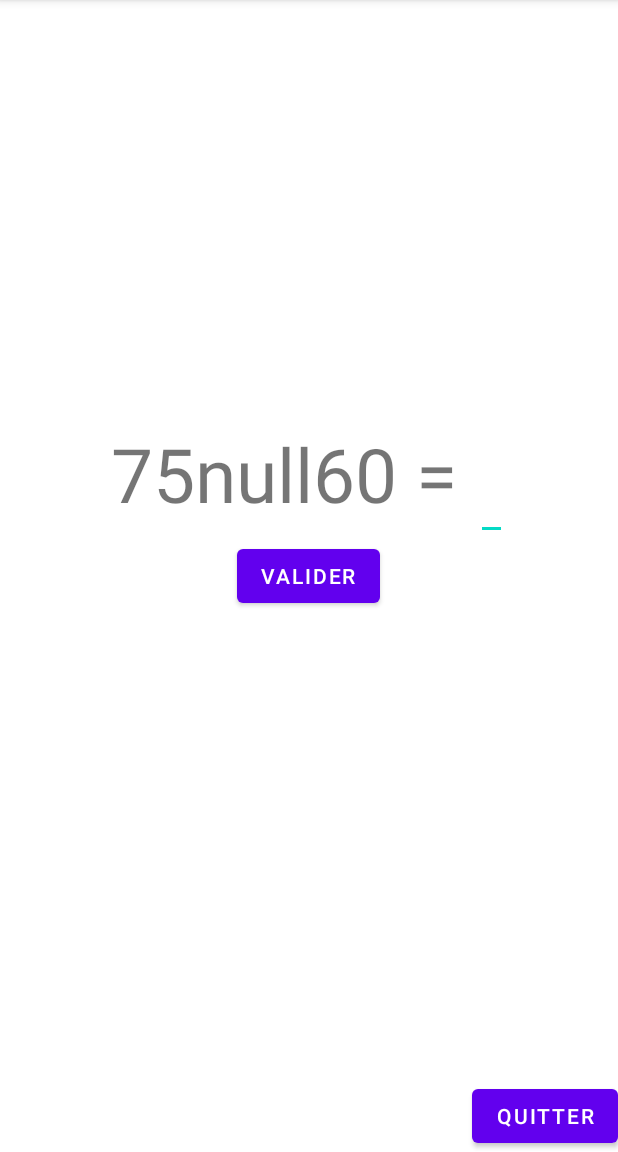
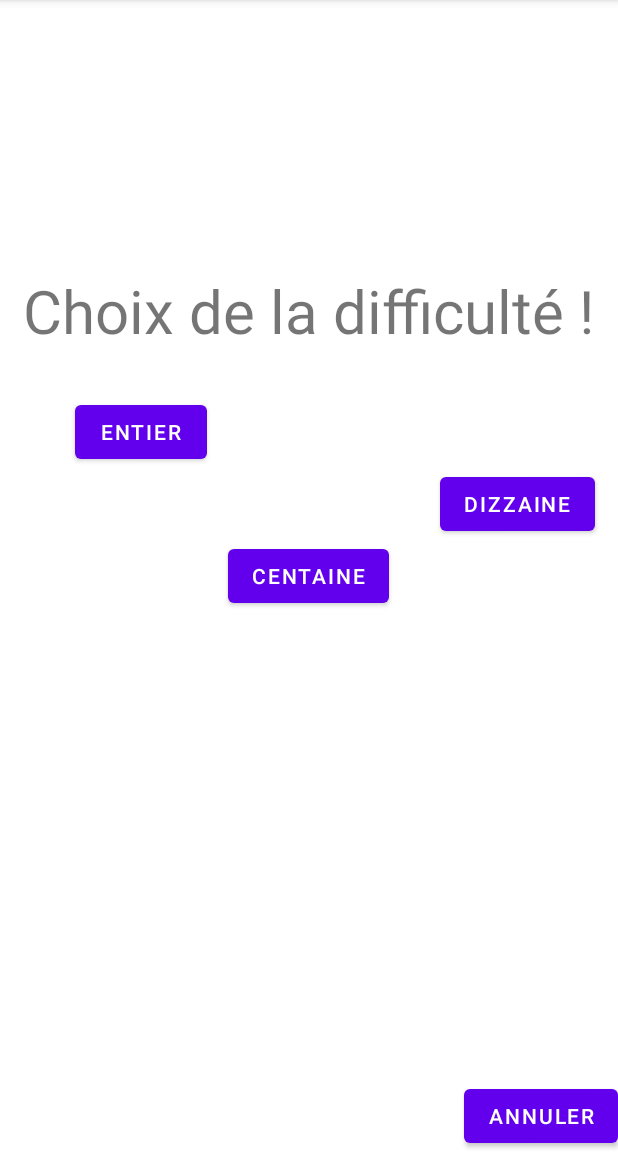
Before and after one commit to vaccras/MobileProject, an Android app: the resultatMathActivity screen opened directly, with no data from a screen before it, after a tap on "REJOUER", on a phone screen of 412 x 824 dp, the part 84-1236 px from its top. Run offline under Robolectric (Android 15) with nearby library versions, the phone set to English and light mode, and no system bars; 4 statements that could not run were skipped.

Commit message:
evolution, difficulte math + essai image background

```diff
--- a/project/app/src/main/AndroidManifest.xml
+++ b/project/app/src/main/AndroidManifest.xml
@@ -9,7 +9,9 @@
         android:roundIcon="@mipmap/ic_launcher_round"
         android:supportsRtl="true"
         android:theme="@style/Theme.Project">
-        <activity android:name=".ComparaisonActivity"></activity>
+        <activity android:name=".BorneActivity"></activity>
+        <activity android:name=".AideActivity" />
+        <activity android:name=".ComparaisonActivity" />
         <activity android:name=".As_CalculsActivity" />
         <activity android:name=".choixMathActivity" />
         <activity android:name=".resultatMathActivity" />
--- a/project/app/src/main/java/com/example/project/As_CalculsActivity.java
+++ b/project/app/src/main/java/com/example/project/As_CalculsActivity.java
@@ -25,17 +25,17 @@ import static java.lang.Math.max;
 import static java.lang.Math.min;
 
 public class As_CalculsActivity extends AppCompatActivity {
-    // recuperation de l'utilisateur
+    // recuperation de l'utilisateur si il n'est pas en anonyme
     public static final String PRENOM_KEY = "PRENOM";
     public static final String NOM_KEY = "NOM";
 
     //recuperation des choix utilisateurs
     public static final String TYPE = "TYPE";
-
-    LinearLayout linear;
+    public static final String DIFFICTULTE = "DIFFICTULTE";
 
     //choix utilisateur en local
     private String type;
+    private String difficulte;
     private String prenom;
     private String nom;
     private int increment = 0;
@@ -59,9 +59,11 @@ public class As_CalculsActivity extends AppCompatActivity {
         prenom = getIntent().getStringExtra(PRENOM_KEY);
         nom = getIntent().getStringExtra(NOM_KEY);
         type = getIntent().getStringExtra(TYPE);
+        difficulte = getIntent().getStringExtra(DIFFICTULTE);
+        Log.i("TAG", difficulte);
 
         //creation de l'operation en fonction de la table choisis et de l'operateur
-        op = new addSous(type, 1, 12);
+        op = new addSous(type, 1, 12, difficulte);
 
         calcul = findViewById(R.id.calcul);
         resultat = findViewById(R.id.resultat);
--- /dev/null
+++ b/project/app/src/main/java/com/example/project/BorneActivity.java
@@ -0,0 +1,49 @@
+package com.example.project;
+
+import androidx.appcompat.app.AppCompatActivity;
+
+import android.content.Intent;
+import android.os.Bundle;
+import android.view.View;
+
+public class BorneActivity extends AppCompatActivity {
+    public static final String PRENOM_KEY = "PRENOM";
+    public static final String NOM_KEY = "NOM";
+    public static final String TYPE = "TYPE";
+
+    @Override
+    protected void onCreate(Bundle savedInstanceState) {
+        super.onCreate(savedInstanceState);
+        setContentView(R.layout.activity_borne);
+    }
+
+    public void entier(View view) {
+        Intent intent = new Intent(this, As_CalculsActivity.class);
+        intent.putExtra(As_CalculsActivity.PRENOM_KEY, getIntent().getStringExtra(PRENOM_KEY));
+        intent.putExtra(As_CalculsActivity.NOM_KEY, getIntent().getStringExtra(NOM_KEY));
+        intent.putExtra(As_CalculsActivity.TYPE, getIntent().getStringExtra(TYPE));
+        intent.putExtra(As_CalculsActivity.DIFFICTULTE, "entier");
+        startActivity(intent);
+    }
+
+    public void dizaine(View view) {
+        Intent intent = new Intent(this, As_CalculsActivity.class);
+        intent.putExtra(As_CalculsActivity.PRENOM_KEY, getIntent().getStringExtra(PRENOM_KEY));
+        intent.putExtra(As_CalculsActivity.NOM_KEY, getIntent().getStringExtra(NOM_KEY));
+        intent.putExtra(As_CalculsActivity.TYPE, getIntent().getStringExtra(TYPE));
+        intent.putExtra(As_CalculsActivity.DIFFICTULTE, "dizaine");
+        startActivity(intent);
+    }
+
+    public void centaine(View view) {
+        Intent intent = new Intent(this, As_CalculsActivity.class);
+        intent.putExtra(As_CalculsActivity.PRENOM_KEY, getIntent().getStringExtra(PRENOM_KEY));
+        intent.putExtra(As_CalculsActivity.NOM_KEY, getIntent().getStringExtra(NOM_KEY));
+        intent.putExtra(As_CalculsActivity.TYPE, getIntent().getStringExtra(TYPE));
+        intent.putExtra(As_CalculsActivity.DIFFICTULTE, "centaine");
+        startActivity(intent);
+    }
+
+
+    public void retour(View view) {super.finish();}
+}
--- a/project/app/src/main/java/com/example/project/resultatMathActivity.java
+++ b/project/app/src/main/java/com/example/project/resultatMathActivity.java
@@ -27,10 +27,25 @@ public class resultatMathActivity extends AppCompatActivity {
         nom = getIntent().getStringExtra(NOM_KEY);
         type = getIntent().getStringExtra(TYPE_KEY);
 
+        TextView fel = findViewById(R.id.felicitation);
         if (!prenom.equals("anonyme") && !nom.equals("anonyme")){
-            TextView fel = findViewById(R.id.felicitation);
-            fel.setText("Felicitation " + prenom + " !!");
+            if(nbError < 4){
+                fel.setText("Felicitation " + prenom + " !!");
+            }else if (nbError > 4 && nbError < 8){
+                fel.setText("Continue comme sa " + prenom + " !!");
+            }else{
+                fel.setText("Ne te décourage pas " + prenom + " !!");
+            }
+        } else{
+            if(nbError < 4){
+                fel.setText("Felicitation !!");
+            }else if (nbError > 4 && nbError < 8){
+                fel.setText("Continue comme sa !!");
+            }else{
+                fel.setText("Ne te décourage pas !!");
+            }
         }
+
         TextView viewErreur = findViewById(R.id.nbErreur);
         viewErreur.setText("Vous avez fait " + nbError + " erreur.");
     }
@@ -49,10 +64,10 @@ public class resultatMathActivity extends AppCompatActivity {
             intent.addFlags(Intent.FLAG_ACTIVITY_CLEAR_TOP); //permet d'eviter l'empilement
             startActivity(intent);
         }else{
-            Intent intent = new Intent(this, As_CalculsActivity.class);
-            intent.putExtra(As_CalculsActivity.PRENOM_KEY, getIntent().getStringExtra(PRENOM_KEY));
-            intent.putExtra(As_CalculsActivity.NOM_KEY, getIntent().getStringExtra(NOM_KEY));
-            intent.putExtra(As_CalculsActivity.TYPE, type);
+            Intent intent = new Intent(this, BorneActivity.class);
+            intent.putExtra(BorneActivity.PRENOM_KEY, getIntent().getStringExtra(PRENOM_KEY));
+            intent.putExtra(BorneActivity.NOM_KEY, getIntent().getStringExtra(NOM_KEY));
+            intent.putExtra(BorneActivity.TYPE, type);
             intent.addFlags(Intent.FLAG_ACTIVITY_CLEAR_TOP); //permet d'eviter l'empilement
             startActivity(intent);
         }
--- /dev/null
+++ b/project/app/src/main/res/layout/activity_borne.xml
@@ -0,0 +1,54 @@
+<?xml version="1.0" encoding="utf-8"?>
+<RelativeLayout xmlns:android="http://schemas.android.com/apk/res/android"
+    xmlns:app="http://schemas.android.com/apk/res-auto"
+    xmlns:tools="http://schemas.android.com/tools"
+    android:layout_width="match_parent"
+    android:layout_height="match_parent"
+    tools:context=".BorneActivity">
+
+    <TextView
+        android:layout_width="wrap_content"
+        android:layout_height="wrap_content"
+        android:text="Choix de la difficulté !"
+        android:gravity="center"
+        android:layout_centerHorizontal="true"
+        android:layout_above="@+id/entier"
+        android:layout_marginBottom="30dp"
+        android:textSize="40dp"/>
+
+    <Button
+        android:id="@+id/entier"
+        android:layout_width="wrap_content"
+        android:layout_height="wrap_content"
+        android:text="Entier"
+        android:layout_marginLeft="50dp"
+        android:layout_above="@id/dizaine"
+        android:onClick="entier"/>
+
+    <Button
+        android:id="@+id/dizaine"
+        android:layout_width="wrap_content"
+        android:layout_height="wrap_content"
+        android:text="Dizzaine"
+        android:layout_marginRight="15dp"
+        android:layout_alignParentRight="true"
+        android:layout_above="@+id/centaine"
+        android:onClick="dizaine"/>
+
+    <Button
+        android:id="@+id/centaine"
+        android:layout_width="wrap_content"
+        android:layout_height="wrap_content"
+        android:text="Centaine"
+        android:layout_centerInParent="true"
+        android:onClick="centaine"/>
+
+    <Button
+        android:layout_width="wrap_content"
+        android:layout_height="wrap_content"
+        android:text="Annuler"
+        android:layout_alignParentBottom="true"
+        android:layout_alignParentRight="true"
+        android:onClick="retour"/>
+
+</RelativeLayout>
--- a/project/app/src/main/res/layout/activity_main.xml
+++ b/project/app/src/main/res/layout/activity_main.xml
@@ -5,7 +5,8 @@
     android:layout_width="match_parent"
     android:layout_height="match_parent"
     tools:context=".MainActivity"
-    android:orientation="vertical">
+    android:orientation="vertical"
+    android:background="@drawable/musique">
 
     <TextView
         android:layout_width="match_parent"
```
Also changed, not shown: project/app/src/main/java/com/example/project/AideActivity.java (added, +44 -0 lines), project/app/src/main/java/com/example/project/choixMathActivity.java (+16 -8 lines), project/app/src/main/java/com/example/project/math/addSous.java (+10 -2 lines), project/app/src/main/res/layout/activity_aide.xml (added, +35 -0 lines), project/app/src/main/res/layout/activity_choix_math.xml (+10 -0 lines), project/app/src/main/res/drawable/musique.png (added).
